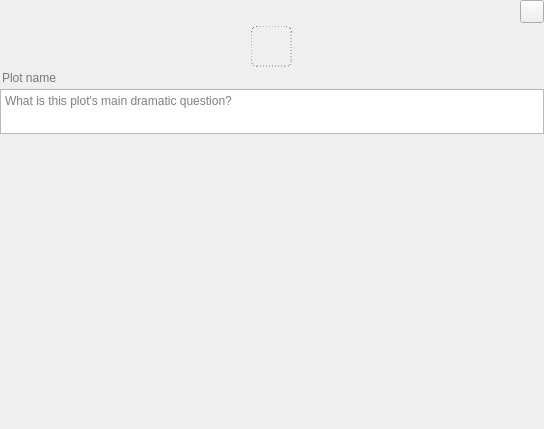
The window that ui/plot_widget.ui (zkovari/plotlyst) describes before a commit, drawn with Qt 5.
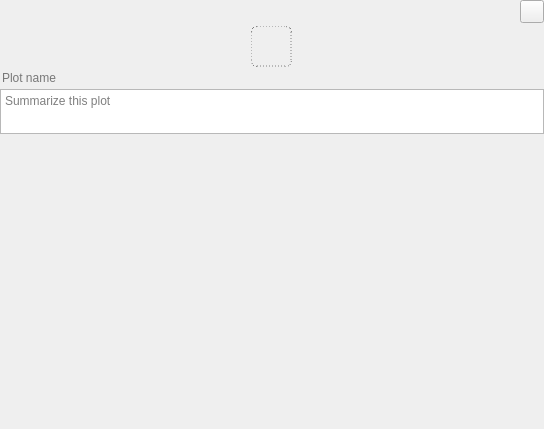
The same window after the commit. Custom widgets are drawn as their Qt base class.

Commit message: Change plot placeholder

Diff of the .ui file:
```diff
--- a/ui/plot_widget.ui
+++ b/ui/plot_widget.ui
@@ -115,7 +115,7 @@
       </size>
      </property>
      <property name="placeholderText">
-      <string>What is this plot's main dramatic question?</string>
+      <string>Summarize this plot</string>
      </property>
     </widget>
    </item>
```
